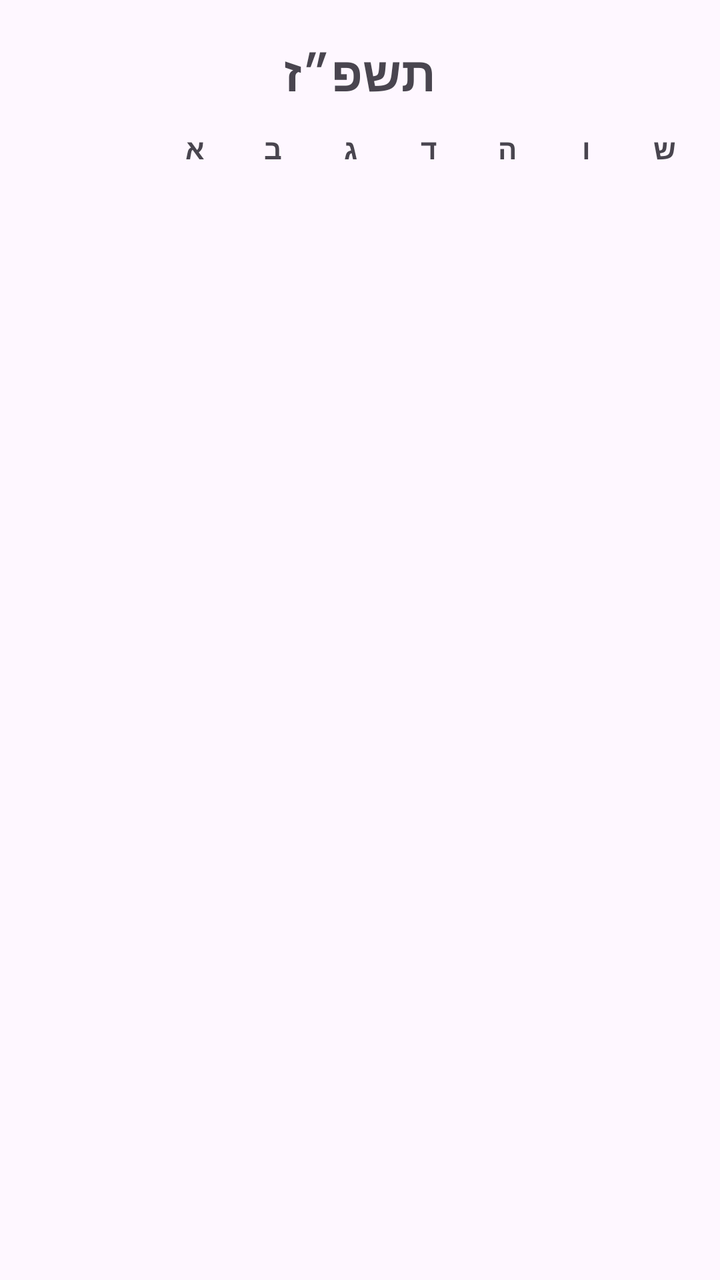
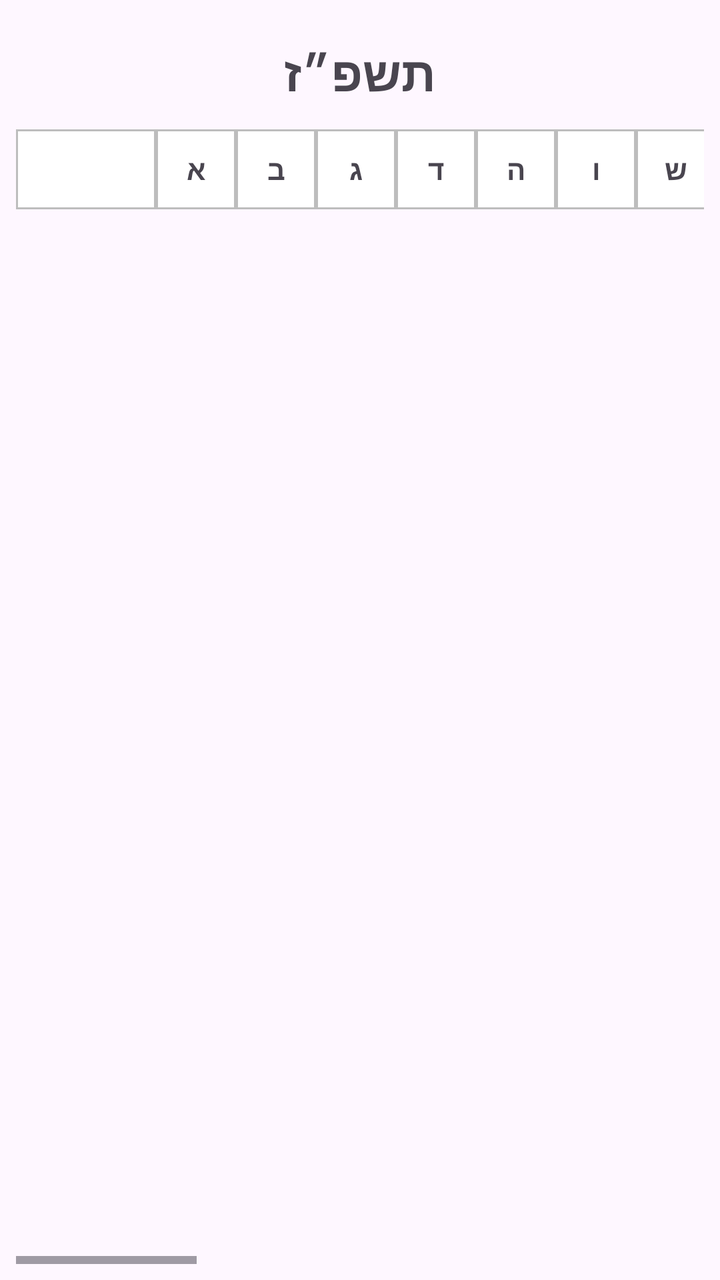

Before-and-after screenshots of an Android layout around one commit, followed by the original layout XML and the change that was made.
<!-- AndroidManifest.xml: application theme Theme.HebrewCalendar -->
<!-- res/layout/fragment_hebrew_calendar.xml -->
<?xml version="1.0" encoding="utf-8"?>
<LinearLayout xmlns:android="http://schemas.android.com/apk/res/android"
    android:layout_width="match_parent"
    android:layout_height="match_parent"
    android:orientation="vertical"
    android:padding="8dp"
    android:layoutDirection="rtl">

    
    <TextView
        android:id="@+id/yearTitle"
        android:layout_width="match_parent"
        android:layout_height="wrap_content"
        android:gravity="center"
        android:text="תשפ״ז"
        android:textSize="24sp"
        android:textStyle="bold"
        android:padding="12dp" />

    
    <LinearLayout
        android:layout_width="match_parent"
        android:layout_height="wrap_content"
        android:orientation="horizontal">

        <TextView
            android:layout_width="70dp"
            android:layout_height="wrap_content" />

        <TextView
            android:layout_width="0dp"
            android:layout_height="wrap_content"
            android:layout_weight="1"
            android:gravity="center"
            android:text="א"
            android:textStyle="bold" />

        <TextView
            android:layout_width="0dp"
            android:layout_height="wrap_content"
            android:layout_weight="1"
            android:gravity="center"
            android:text="ב"
            android:textStyle="bold" />

        <TextView
            android:layout_width="0dp"
            android:layout_height="wrap_content"
            android:layout_weight="1"
            android:gravity="center"
            android:text="ג"
            android:textStyle="bold" />

        <TextView
            android:layout_width="0dp"
            android:layout_height="wrap_content"
            android:layout_weight="1"
            android:gravity="center"
            android:text="ד"
            android:textStyle="bold" />

        <TextView
            android:layout_width="0dp"
            android:layout_height="wrap_content"
            android:layout_weight="1"
            android:gravity="center"
            android:text="ה"
            android:textStyle="bold" />

        <TextView
            android:layout_width="0dp"
            android:layout_height="wrap_content"
            android:layout_weight="1"
            android:gravity="center"
            android:text="ו"
            android:textStyle="bold" />

        <TextView
            android:layout_width="0dp"
            android:layout_height="wrap_content"
            android:layout_weight="1"
            android:gravity="center"
            android:text="ש"
            android:textStyle="bold" />

    </LinearLayout>

    
    <androidx.recyclerview.widget.RecyclerView
        android:id="@+id/monthsRecyclerView"
        android:layout_width="match_parent"
        android:layout_height="0dp"
        android:layout_weight="1" />

</LinearLayout>
<!-- resources referenced by this layout -->
<resources>
  <style name="Theme.HebrewCalendar" parent="Base.Theme.HebrewCalendar" />
  <style name="Base.Theme.HebrewCalendar" parent="Theme.Material3.DayNight.NoActionBar">
          
          
      </style>
</resources>

<!-- the commit's change to res/layout/fragment_hebrew_calendar.xml (unified diff, before → after) -->
@@ -18,78 +18,320 @@
         android:padding="12dp" />
 
     
-    <LinearLayout
-        android:layout_width="match_parent"
-        android:layout_height="wrap_content"
-        android:orientation="horizontal">
-
-        <TextView
-            android:layout_width="70dp"
-            android:layout_height="wrap_content" />
-
-        <TextView
-            android:layout_width="0dp"
-            android:layout_height="wrap_content"
-            android:layout_weight="1"
-            android:gravity="center"
-            android:text="א"
-            android:textStyle="bold" />
-
-        <TextView
-            android:layout_width="0dp"
-            android:layout_height="wrap_content"
-            android:layout_weight="1"
-            android:gravity="center"
-            android:text="ב"
-            android:textStyle="bold" />
-
-        <TextView
-            android:layout_width="0dp"
-            android:layout_height="wrap_content"
-            android:layout_weight="1"
-            android:gravity="center"
-            android:text="ג"
-            android:textStyle="bold" />
-
-        <TextView
-            android:layout_width="0dp"
-            android:layout_height="wrap_content"
-            android:layout_weight="1"
-            android:gravity="center"
-            android:text="ד"
-            android:textStyle="bold" />
-
-        <TextView
-            android:layout_width="0dp"
-            android:layout_height="wrap_content"
-            android:layout_weight="1"
-            android:gravity="center"
-            android:text="ה"
-            android:textStyle="bold" />
-
-        <TextView
-            android:layout_width="0dp"
-            android:layout_height="wrap_content"
-            android:layout_weight="1"
-            android:gravity="center"
-            android:text="ו"
-            android:textStyle="bold" />
-
-        <TextView
-            android:layout_width="0dp"
-            android:layout_height="wrap_content"
-            android:layout_weight="1"
-            android:gravity="center"
-            android:text="ש"
-            android:textStyle="bold" />
-
-    </LinearLayout>
-
-    
-    <androidx.recyclerview.widget.RecyclerView
-        android:id="@+id/monthsRecyclerView"
+    <HorizontalScrollView
         android:layout_width="match_parent"
         android:layout_height="0dp"
-        android:layout_weight="1" />
+        android:layout_weight="1"
+        android:fillViewport="false"
+        android:scrollbars="horizontal">
+
+        <LinearLayout
+            android:layout_width="wrap_content"
+            android:layout_height="match_parent"
+            android:orientation="vertical">
+
+            
+            <LinearLayout
+                android:layout_width="wrap_content"
+                android:layout_height="40dp"
+                android:orientation="horizontal">
+
+                
+                <TextView
+                    android:layout_width="70dp"
+                    android:layout_height="match_parent"
+                    android:background="@drawable/calendar_cell_border" />
+
+                
+                <TextView
+                    android:layout_width="40dp"
+                    android:layout_height="match_parent"
+                    android:gravity="center"
+                    android:text="א"
+                    android:textStyle="bold"
+                    android:background="@drawable/calendar_cell_border" />
+
+                
+                <TextView
+                    android:layout_width="40dp"
+                    android:layout_height="match_parent"
+                    android:gravity="center"
+                    android:text="ב"
+                    android:textStyle="bold"
+                    android:background="@drawable/calendar_cell_border" />
+
+                
+                <TextView
+                    android:layout_width="40dp"
+                    android:layout_height="match_parent"
+                    android:gravity="center"
+                    android:text="ג"
+                    android:textStyle="bold"
+                    android:background="@drawable/calendar_cell_border" />
+
+                
+                <TextView
+                    android:layout_width="40dp"
+                    android:layout_height="match_parent"
+                    android:gravity="center"
+                    android:text="ד"
+                    android:textStyle="bold"
+                    android:background="@drawable/calendar_cell_border" />
+
+                
+                <TextView
+                    android:layout_width="40dp"
+                    android:layout_height="match_parent"
+                    android:gravity="center"
+                    android:text="ה"
+                    android:textStyle="bold"
+                    android:background="@drawable/calendar_cell_border" />
+
+                
+                <TextView
+                    android:layout_width="40dp"
+                    android:layout_height="match_parent"
+                    android:gravity="center"
+                    android:text="ו"
+                    android:textStyle="bold"
+                    android:background="@drawable/calendar_cell_border" />
+
+                
+                <TextView
+                    android:layout_width="40dp"
+                    android:layout_height="match_parent"
+                    android:gravity="center"
+                    android:text="ש"
+                    android:textStyle="bold"
+                    android:background="@drawable/calendar_cell_border" />
+
+                
+                <TextView
+                    android:layout_width="40dp"
+                    android:layout_height="match_parent"
+                    android:gravity="center"
+                    android:text="א"
+                    android:textStyle="bold"
+                    android:background="@drawable/calendar_cell_border" />
+
+                
+                <TextView
+                    android:layout_width="40dp"
+                    android:layout_height="match_parent"
+                    android:gravity="center"
+                    android:text="ב"
+                    android:textStyle="bold"
+                    android:background="@drawable/calendar_cell_border" />
+
+                
+                <TextView
+                    android:layout_width="40dp"
+                    android:layout_height="match_parent"
+                    android:gravity="center"
+                    android:text="ג"
+                    android:textStyle="bold"
+                    android:background="@drawable/calendar_cell_border" />
+
+                
+                <TextView
+                    android:layout_width="40dp"
+                    android:layout_height="match_parent"
+                    android:gravity="center"
+                    android:text="ד"
+                    android:textStyle="bold"
+                    android:background="@drawable/calendar_cell_border" />
+
+                
+                <TextView
+                    android:layout_width="40dp"
+                    android:layout_height="match_parent"
+                    android:gravity="center"
+                    android:text="ה"
+                    android:textStyle="bold"
+                    android:background="@drawable/calendar_cell_border" />
+
+                
+                <TextView
+                    android:layout_width="40dp"
+                    android:layout_height="match_parent"
+                    android:gravity="center"
+                    android:text="ו"
+                    android:textStyle="bold"
+                    android:background="@drawable/calendar_cell_border" />
+
+                
+                <TextView
+                    android:layout_width="40dp"
+                    android:layout_height="match_parent"
+                    android:gravity="center"
+                    android:text="ש"
+                    android:textStyle="bold"
+                    android:background="@drawable/calendar_cell_border" />
+
+                
+                <TextView
+                    android:layout_width="40dp"
+                    android:layout_height="match_parent"
+                    android:gravity="center"
+                    android:text="א"
+                    android:textStyle="bold"
+                    android:background="@drawable/calendar_cell_border" />
+
+                
+                <TextView
+                    android:layout_width="40dp"
+                    android:layout_height="match_parent"
+                    android:gravity="center"
+                    android:text="ב"
+                    android:textStyle="bold"
+                    android:background="@drawable/calendar_cell_border" />
+
+                
+                <TextView
+                    android:layout_width="40dp"
+                    android:layout_height="match_parent"
+                    android:gravity="center"
+                    android:text="ג"
+                    android:textStyle="bold"
+                    android:background="@drawable/calendar_cell_border" />
+
+                
+                <TextView
+                    android:layout_width="40dp"
+                    android:layout_height="match_parent"
+                    android:gravity="center"
+                    android:text="ד"
+                    android:textStyle="bold"
+                    android:background="@drawable/calendar_cell_border" />
+
+                
+                <TextView
+                    android:layout_width="40dp"
+                    android:layout_height="match_parent"
+                    android:gravity="center"
+                    android:text="ה"
+                    android:textStyle="bold"
+                    android:background="@drawable/calendar_cell_border" />
+
+                
+                <TextView
+                    android:layout_width="40dp"
+                    android:layout_height="match_parent"
+                    android:gravity="center"
+                    android:text="ו"
+                    android:textStyle="bold"
+                    android:background="@drawable/calendar_cell_border" />
+
+                
+                <TextView
+                    android:layout_width="40dp"
+                    android:layout_height="match_parent"
+                    android:gravity="center"
+                    android:text="ש"
+                    android:textStyle="bold"
+                    android:background="@drawable/calendar_cell_border" />
+
+                
+                <TextView
+                    android:layout_width="40dp"
+                    android:layout_height="match_parent"
+                    android:gravity="center"
+                    android:text="א"
+                    android:textStyle="bold"
+                    android:background="@drawable/calendar_cell_border" />
+
+                
+                <TextView
+                    android:layout_width="40dp"
+                    android:layout_height="match_parent"
+                    android:gravity="center"
+                    android:text="ב"
+                    android:textStyle="bold"
+                    android:background="@drawable/calendar_cell_border" />
+
+                
+                <TextView
+                    android:layout_width="40dp"
+                    android:layout_height="match_parent"
+                    android:gravity="center"
+                    android:text="ג"
+                    android:textStyle="bold"
+                    android:background="@drawable/calendar_cell_border" />
+
+                
+                <TextView
+                    android:layout_width="40dp"
+                    android:layout_height="match_parent"
+                    android:gravity="center"
+                    android:text="ד"
+                    android:textStyle="bold"
+                    android:background="@drawable/calendar_cell_border" />
+
+                
+                <TextView
+                    android:layout_width="40dp"
+                    android:layout_height="match_parent"
+                    android:gravity="center"
+                    android:text="ה"
+                    android:textStyle="bold"
+                    android:background="@drawable/calendar_cell_border" />
+
+                
+                <TextView
+                    android:layout_width="40dp"
+                    android:layout_height="match_parent"
+                    android:gravity="center"
+                    android:text="ו"
+                    android:textStyle="bold"
+                    android:background="@drawable/calendar_cell_border" />
+
+                
+                <TextView
+                    android:layout_width="40dp"
+                    android:layout_height="match_parent"
+                    android:gravity="center"
+                    android:text="ש"
+                    android:textStyle="bold"
+                    android:background="@drawable/calendar_cell_border" />
+
+                
+                <TextView
+                    android:layout_width="40dp"
+                    android:layout_height="match_parent"
+                    android:gravity="center"
+                    android:text="א"
+                    android:textStyle="bold"
+                    android:background="@drawable/calendar_cell_border" />
+
+                
+                <TextView
+                    android:layout_width="40dp"
+                    android:layout_height="match_parent"
+                    android:gravity="center"
+                    android:text="ב"
+                    android:textStyle="bold"
+                    android:background="@drawable/calendar_cell_border" />
+
+                
+                <TextView
+                    android:layout_width="40dp"
+                    android:layout_height="match_parent"
+                    android:gravity="center"
+                    android:text="ג"
+                    android:textStyle="bold"
+                    android:background="@drawable/calendar_cell_border" />
+
+            </LinearLayout>
+
+            
+            <androidx.recyclerview.widget.RecyclerView
+                android:id="@+id/monthsRecyclerView"
+                android:layout_width="wrap_content"
+                android:layout_height="0dp"
+                android:layout_weight="1" />
+
+        </LinearLayout>
+
+    </HorizontalScrollView>
 
 </LinearLayout>
<!-- resource entries referenced after the edit -->
@@ -1,5 +1,19 @@
 <!-- resources referenced by this layout -->
 <resources>
+  <!-- drawable calendar_cell_border (drawable) -->
+  <?xml version="1.0" encoding="utf-8"?>
+  <shape xmlns:android="http://schemas.android.com/apk/res/android"
+      android:shape="rectangle">
+  
+      ```
+      <solid android:color="#FFFFFF" />
+  
+      <stroke
+          android:width="1dp"
+          android:color="#BDBDBD" />
+      ```
+  
+  </shape>
   <style name="Theme.HebrewCalendar" parent="Base.Theme.HebrewCalendar" />
   <style name="Base.Theme.HebrewCalendar" parent="Theme.Material3.DayNight.NoActionBar">
           
